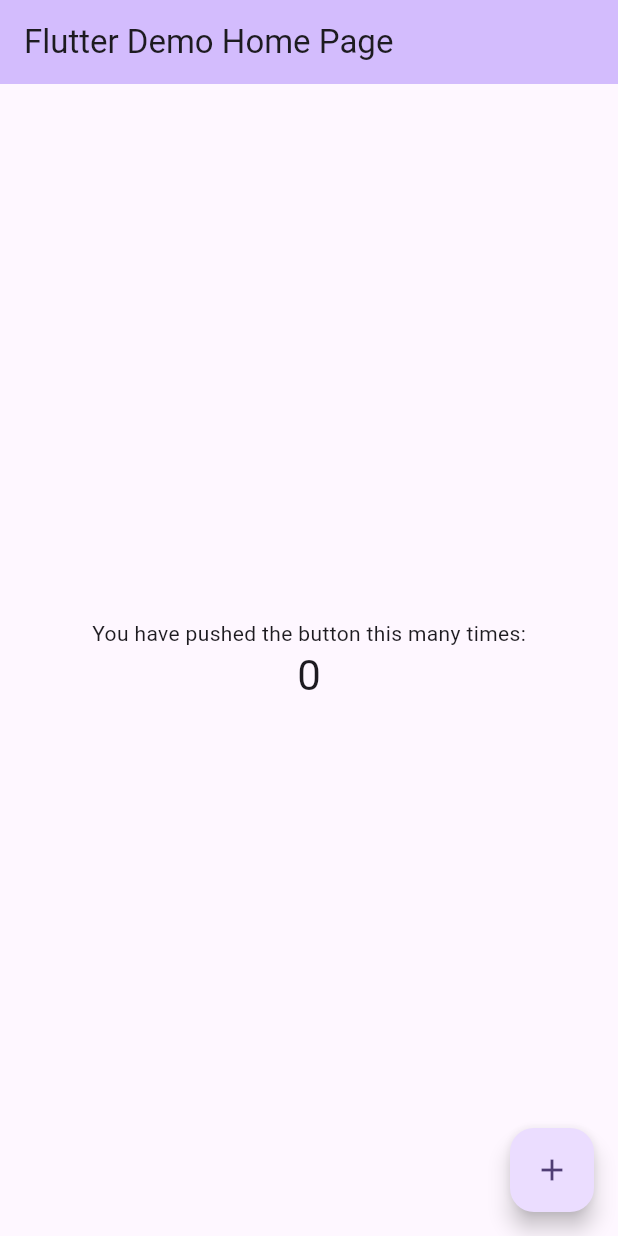
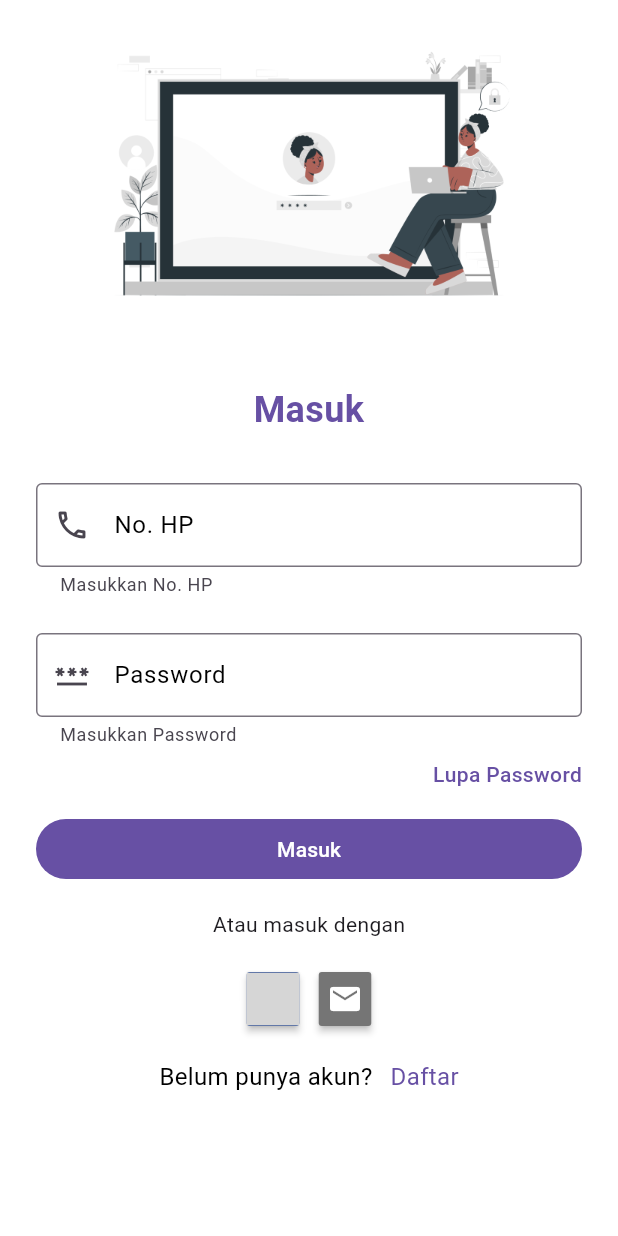
Before and after one commit to anddfian/tema, a Flutter app: the screen it shows after launch, on a phone screen of 412 x 824 dp. Run offline on Flutter 3.47's test engine with Material 3 defaults, Android fonts, the phone set to English and light mode, and no system bars; our stand-ins replace flutter_signin_button; Roboto replaces fonts that are missing (Nunito); grey boxes are pictures that could not be loaded.

Commit message:
UI Login v1

```diff
--- /dev/null
+++ b/lib/auth/login.dart
@@ -0,0 +1,230 @@
+import 'package:flutter/material.dart';
+import 'package:flutter_signin_button/flutter_signin_button.dart';
+import 'package:tema/widgets/outlined_text_field.dart';
+
+class LoginWidget extends StatefulWidget {
+  const LoginWidget({Key? key}) : super(key: key);
+
+  @override
+  State<LoginWidget> createState() => _LoginWidgetState();
+}
+
+class _LoginWidgetState extends State<LoginWidget> {
+  final scaffoldKey = GlobalKey<ScaffoldState>();
+
+  @override
+  void initState() {
+    super.initState();
+  }
+
+  @override
+  void dispose() {
+    super.dispose();
+  }
+
+  @override
+  Widget build(BuildContext context) {
+    return Scaffold(
+      key: scaffoldKey,
+      backgroundColor: Colors.white,
+      body: SafeArea(
+        top: true,
+        child: SingleChildScrollView(
+          child: Column(
+            mainAxisSize: MainAxisSize.max,
+            children: [
+              Container(
+                width: 300,
+                height: 240,
+                decoration: BoxDecoration(
+                  color: Colors.white,
+                  image: DecorationImage(
+                    fit: BoxFit.cover,
+                    image: Image.asset(
+                      'assets/images/login_img.png',
+                    ).image,
+                  ),
+                ),
+              ),
+              Container(
+                  decoration: BoxDecoration(
+                    color: Colors.white,
+                    borderRadius: BorderRadius.circular(16),
+                  ),
+                  child: Column(
+                    children: [
+                      Padding(
+                        padding:
+                            const EdgeInsetsDirectional.fromSTEB(0, 16, 0, 8),
+                        child: Text(
+                          'Masuk',
+                          textAlign: TextAlign.center,
+                          style: TextStyle(
+                            fontFamily: 'Nunito',
+                            color: Theme.of(context).colorScheme.primary,
+                            fontSize: 24,
+                            fontWeight: FontWeight.w700,
+                          ),
+                        ),
+                      ),
+                      Row(
+                        mainAxisSize: MainAxisSize.max,
+                        mainAxisAlignment: MainAxisAlignment.center,
+                        children: [
+                          Padding(
+                            padding: const EdgeInsetsDirectional.fromSTEB(
+                                0, 0, 0, 8),
+                            child: Container(
+                              width: MediaQuery.of(context).size.width,
+                              child: Padding(
+                                padding: const EdgeInsetsDirectional.fromSTEB(
+                                    24, 16, 24, 16),
+                                child: Column(
+                                  mainAxisSize: MainAxisSize.max,
+                                  crossAxisAlignment: CrossAxisAlignment.center,
+                                  children: [
+                                    const Padding(
+                                      padding: EdgeInsetsDirectional.fromSTEB(
+                                          0, 8, 0, 0),
+                                      child: Expanded(
+                                        child: OutlinedTextField(
+                                          labelText: "No. HP",
+                                          hintText: "No. HP",
+                                          helperText: "Masukkan No. HP",
+                                          prefixIcon: Icons.phone_outlined,
+                                          keyboardType: TextInputType.number,
+                                        ),
+                                      ),
+                                    ),
+                                    const Padding(
+                                      padding: EdgeInsetsDirectional.fromSTEB(
+                                          0, 8, 0, 0),
+                                      child: Padding(
+                                          padding:
+                                              EdgeInsetsDirectional.fromSTEB(
+                                                  0, 16, 0, 0),
+                                          child: OutlinedTextField(
+                                            labelText: "Password",
+                                            hintText: "Password",
+                                            helperText: "Masukkan Password",
+                                            prefixIcon: Icons.password_outlined,
+                                            obscureText: true,
+                                          )),
+                                    ),
+                                    Row(
+                                      mainAxisAlignment: MainAxisAlignment.end,
+                                      children: [
+                                        Padding(
+                                          padding: const EdgeInsets.symmetric(
+                                              vertical: 8),
+                                          child: Text(
+                                            "Lupa Password",
+                                            style: TextStyle(
+                                                fontWeight: FontWeight.w500,
+                                                color: Theme.of(context)
+                                                    .colorScheme
+                                                    .primary),
+                                          ),
+                                        ),
+                                      ],
+                                    ),
+                                    Padding(
+                                      padding: const EdgeInsets.symmetric(
+                                          vertical: 8.0),
+                                      child: FilledButton(
+                                        onPressed: () {},
+                                        child: const Text("Masuk"),
+                                        style: ButtonStyle(
+                                          minimumSize:
+                                              MaterialStateProperty.all(
+                                                  Size(double.infinity, 40)),
+                                        ),
+                                      ),
+                                    ),
+                                    Padding(
+                                      padding:
+                                          EdgeInsets.symmetric(vertical: 8),
+                                      child: Row(
+                                        mainAxisAlignment:
+                                            MainAxisAlignment.center,
+                                        children: [
+                                          const Divider(
+                                            height: 1,
+                                          ),
+                                          Text("Atau masuk dengan"),
+                                          Divider(height: 1),
+                                        ],
+                                      ),
+                                    ),
+                                    Padding(
+                                      padding:
+                                          EdgeInsets.symmetric(vertical: 8),
+                                      child: Row(
+                                        mainAxisAlignment:
+                                            MainAxisAlignment.center,
+                                        children: [
+                                          SignInButton(
+                                            Buttons.Facebook,
+                                            mini: true,
+                                            onPressed: () {},
+                                          ),
+                                          SignInButton(
+                                            Buttons.Email,
+                                            mini: true,
+                                            onPressed: () {},
+                                          ),
+                                        ],
+                                      ),
+                                    ),
+                                    Padding(
+                                      padding:
+                                          EdgeInsets.symmetric(vertical: 8),
+                                      child: Row(
+                                        mainAxisSize: MainAxisSize.max,
+                                        mainAxisAlignment:
+                                            MainAxisAlignment.center,
+                                        children: [
+                                          const Text(
+                                            'Belum punya akun?',
+                                            textAlign: TextAlign.center,
+                                            style: TextStyle(
+                                              fontFamily: 'Nunito',
+                                              color: Colors.black,
+                                              fontSize: 16,
+                                              fontWeight: FontWeight.normal,
+                                            ),
+                                          ),
+                                          const SizedBox(
+                                            width: 12,
+                                          ),
+                                          Text(
+                                            'Daftar',
+                                            textAlign: TextAlign.center,
+                                            style: TextStyle(
+                                              fontFamily: 'Nunito',
+                                              color: Theme.of(context)
+                                                  .colorScheme
+                                                  .primary,
+                                              fontSize: 16,
+                                              fontWeight: FontWeight.normal,
+                                            ),
+                                          ),
+                                        ],
+                                      ),
+                                    )
+                                  ],
+                                ),
+                              ),
+                            ),
+                          ),
+                        ],
+                      ),
+                    ],
+                  )),
+            ],
+          ),
+        ),
+      ),
+    );
+  }
+}
--- /dev/null
+++ b/lib/auth/splash.dart
@@ -0,0 +1,84 @@
+import 'package:flutter/material.dart';
+
+class SplashWidget extends StatefulWidget {
+  const SplashWidget({Key? key}) : super(key: key);
+
+  @override
+  State<SplashWidget> createState() => _SplashWidgetState();
+}
+
+class _SplashWidgetState extends State<SplashWidget> {
+  final scaffoldKey = GlobalKey<ScaffoldState>();
+
+  @override
+  void initState() {
+    super.initState();
+  }
+
+  @override
+  void dispose() {
+    super.dispose();
+  }
+
+  @override
+  Widget build(BuildContext context) {
+    return GestureDetector(
+      child: Scaffold(
+        key: scaffoldKey,
+        backgroundColor: const Color(0xFFFAFAFA),
+        body: SafeArea(
+          top: true,
+          child: Column(
+            mainAxisSize: MainAxisSize.max,
+            mainAxisAlignment: MainAxisAlignment.center,
+            children: [
+              Padding(
+                padding: const EdgeInsetsDirectional.fromSTEB(24, 0, 24, 8),
+                child: Container(
+                  width: double.infinity,
+                  decoration: BoxDecoration(
+                    color: const Color(0xFFFCFCFC),
+                    boxShadow: const [
+                      BoxShadow(
+                        blurRadius: 7,
+                        color: Color(0x2F1D2429),
+                        offset: Offset(0, 3),
+                      )
+                    ],
+                    borderRadius: BorderRadius.circular(16),
+                  ),
+                ),
+              ),
+              Padding(
+                padding: const EdgeInsetsDirectional.fromSTEB(0, 16, 0, 16),
+                child: Image.asset(
+                  'assets/images/Logo_TANAH_KalFor.png',
+                  width: 200,
+                  height: 150,
+                  fit: BoxFit.contain,
+                ),
+              ),
+              Padding(
+                padding: const EdgeInsetsDirectional.fromSTEB(24, 0, 24, 8),
+                child: Container(
+                  width: double.infinity,
+                  decoration: BoxDecoration(
+                    color: const Color(0xFFFCFCFC),
+                    boxShadow: const [
+                      BoxShadow(
+                        blurRadius: 7,
+                        color: Color(0x2F1D2429),
+                        offset: Offset(0, 3),
+                      )
+                    ],
+                    borderRadius: BorderRadius.circular(16),
+                  ),
+                ),
+              ),
+            ],
+          ),
+        ),
+      ),
+    );
+  }
+}
--- a/lib/main.dart
+++ b/lib/main.dart
@@ -1,4 +1,5 @@
 import 'package:flutter/material.dart';
+import 'package:tema/auth/login.dart';
 
 void main() {
   runApp(const MyApp());
@@ -11,115 +12,11 @@ class MyApp extends StatelessWidget {
   @override
   Widget build(BuildContext context) {
     return MaterialApp(
+      // theme: ThemeData(useMaterial3: true, colorScheme: lightColorScheme),
+      // darkTheme: ThemeData(useMaterial3: true, colorScheme: darkColorScheme),
+      debugShowCheckedModeBanner: false,
       title: 'Flutter Demo',
-      theme: ThemeData(
-        // This is the theme of your application.
-        //
-        // TRY THIS: Try running your application with "flutter run". You'll see
-        // the application has a blue toolbar. Then, without quitting the app,
-        // try changing the seedColor in the colorScheme below to Colors.green
-        // and then invoke "hot reload" (save your changes or press the "hot
-        // reload" button in a Flutter-supported IDE, or press "r" if you used
-        // the command line to start the app).
-        //
-        // Notice that the counter didn't reset back to zero; the application
-        // state is not lost during the reload. To reset the state, use hot
-        // restart instead.
-        //
-        // This works for code too, not just values: Most code changes can be
-        // tested with just a hot reload.
-        colorScheme: ColorScheme.fromSeed(seedColor: Colors.deepPurple),
-        useMaterial3: true,
-      ),
-      home: const MyHomePage(title: 'Flutter Demo Home Page'),
+      home: const LoginWidget(),
     );
   }
 }
-
-class MyHomePage extends StatefulWidget {
-  const MyHomePage({super.key, required this.title});
-
-  // This widget is the home page of your application. It is stateful, meaning
-  // that it has a State object (defined below) that contains fields that affect
-  // how it looks.
-
-  // This class is the configuration for the state. It holds the values (in this
-  // case the title) provided by the parent (in this case the App widget) and
-  // used by the build method of the State. Fields in a Widget subclass are
-  // always marked "final".
-
-  final String title;
-
-  @override
-  State<MyHomePage> createState() => _MyHomePageState();
-}
-
-class _MyHomePageState extends State<MyHomePage> {
-  int _counter = 0;
-
-  void _incrementCounter() {
-    setState(() {
-      // This call to setState tells the Flutter framework that something has
-      // changed in this State, which causes it to rerun the build method below
-      // so that the display can reflect the updated values. If we changed
-      // _counter without calling setState(), then the build method would not be
-      // called again, and so nothing would appear to happen.
-      _counter++;
-    });
-  }
-
-  @override
-  Widget build(BuildContext context) {
-    // This method is rerun every time setState is called, for instance as done
-    // by the _incrementCounter method above.
-    //
-    // The Flutter framework has been optimized to make rerunning build methods
-    // fast, so that you can just rebuild anything that needs updating rather
-    // than having to individually change instances of widgets.
-    return Scaffold(
-      appBar: AppBar(
-        // TRY THIS: Try changing the color here to a specific color (to
-        // Colors.amber, perhaps?) and trigger a hot reload to see the AppBar
-        // change color while the other colors stay the same.
-        backgroundColor: Theme.of(context).colorScheme.inversePrimary,
-        // Here we take the value from the MyHomePage object that was created by
-        // the App.build method, and use it to set our appbar title.
-        title: Text(widget.title),
-      ),
-      body: Center(
-        // Center is a layout widget. It takes a single child and positions it
-        // in the middle of the parent.
-        child: Column(
-          // Column is also a layout widget. It takes a list of children and
-          // arranges them vertically. By default, it sizes itself to fit its
-          // children horizontally, and tries to be as tall as its parent.
-          //
-          // Column has various properties to control how it sizes itself and
-          // how it positions its children. Here we use mainAxisAlignment to
-          // center the children vertically; the main axis here is the vertical
-          // axis because Columns are vertical (the cross axis would be
-          // horizontal).
-          //
-          // TRY THIS: Invoke "debug painting" (choose the "Toggle Debug Paint"
-          // action in the IDE, or press "p" in the console), to see the
-          // wireframe for each widget.
-          mainAxisAlignment: MainAxisAlignment.center,
-          children: <Widget>[
-            const Text(
-              'You have pushed the button this many times:',
-            ),
-            Text(
-              '$_counter',
-              style: Theme.of(context).textTheme.headlineMedium,
-            ),
-          ],
-        ),
-      ),
-      floatingActionButton: FloatingActionButton(
-        onPressed: _incrementCounter,
-        tooltip: 'Increment',
-        child: const Icon(Icons.add),
-      ), // This trailing comma makes auto-formatting nicer for build methods.
-    );
-  }
-}
--- /dev/null
+++ b/lib/widgets/outlined_text_field.dart
@@ -0,0 +1,54 @@
+import 'package:flutter/material.dart';
+import 'package:flutter/services.dart';
+
+class OutlinedTextField extends StatelessWidget {
+  final String labelText;
+  final String hintText;
+  final String helperText;
+  final TextInputType keyboardType;
+  final bool obscureText;
+  final IconData? prefixIcon;
+  final IconData? suffixIcon;
+
+  const OutlinedTextField({
+    Key? key,
+    required this.labelText,
+    required this.hintText,
+    required this.helperText,
+    this.keyboardType = TextInputType.text,
+    this.obscureText = false,
+    this.prefixIcon,
+    this.suffixIcon,
+  }) : super(key: key);
+
+  @override
+  Widget build(BuildContext context) {
+    List<TextInputFormatter>? getInputFormatters() {
+      if (keyboardType == TextInputType.number) {
+        return [
+          FilteringTextInputFormatter.allow(RegExp(r'[0-9]')),
+          FilteringTextInputFormatter.digitsOnly,
+        ];
+      }
+      return null;
+    }
+
+    return TextField(
+      decoration: InputDecoration(
+        prefixIcon: prefixIcon != null ? Icon(prefixIcon) : null,
+        suffixIcon: suffixIcon != null ? Icon(suffixIcon) : null,
+        labelText: labelText,
+        hintText: hintText,
+        helperText: helperText,
+        labelStyle: const TextStyle(color: Colors.black),
+        border: const OutlineInputBorder(),
+        focusedBorder: const OutlineInputBorder(
+          borderSide: BorderSide(color: Color(0xFF186F65), width: 2),
+        ),
+      ),
+      inputFormatters: getInputFormatters(),
+      keyboardType: keyboardType,
+      obscureText: obscureText,
+    );
+  }
+}
```
Also changed, not shown: pubspec.yaml (+5 -3 lines), assets/images/login_img.png (added), pubspec.lock, 140 other files.
